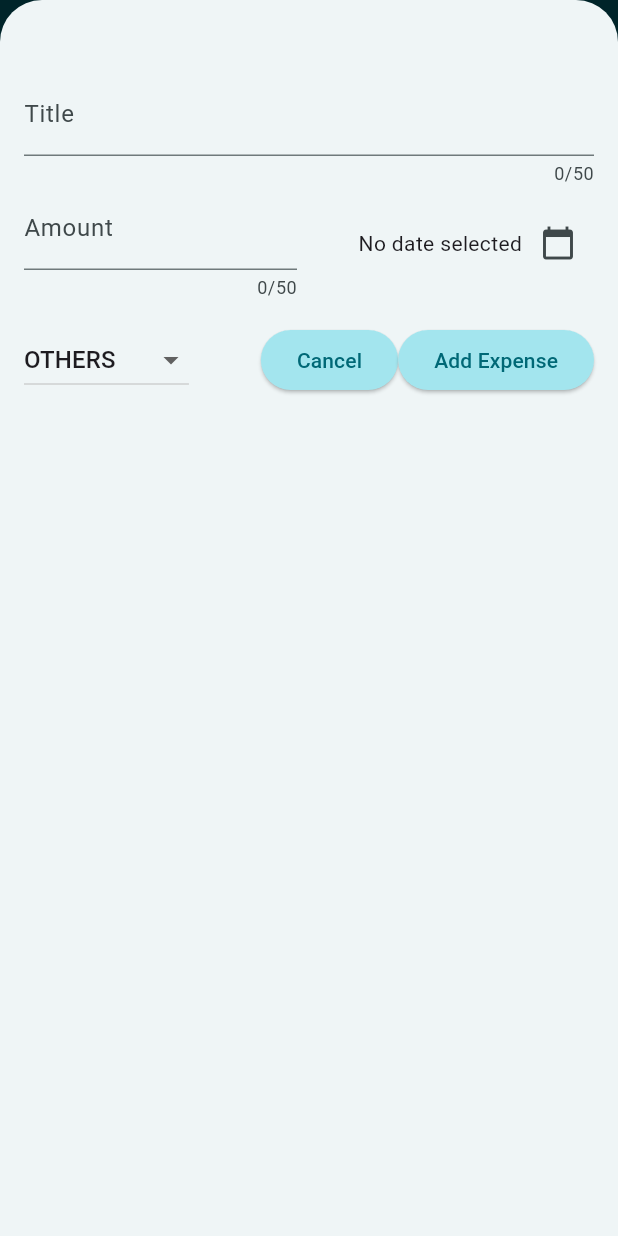
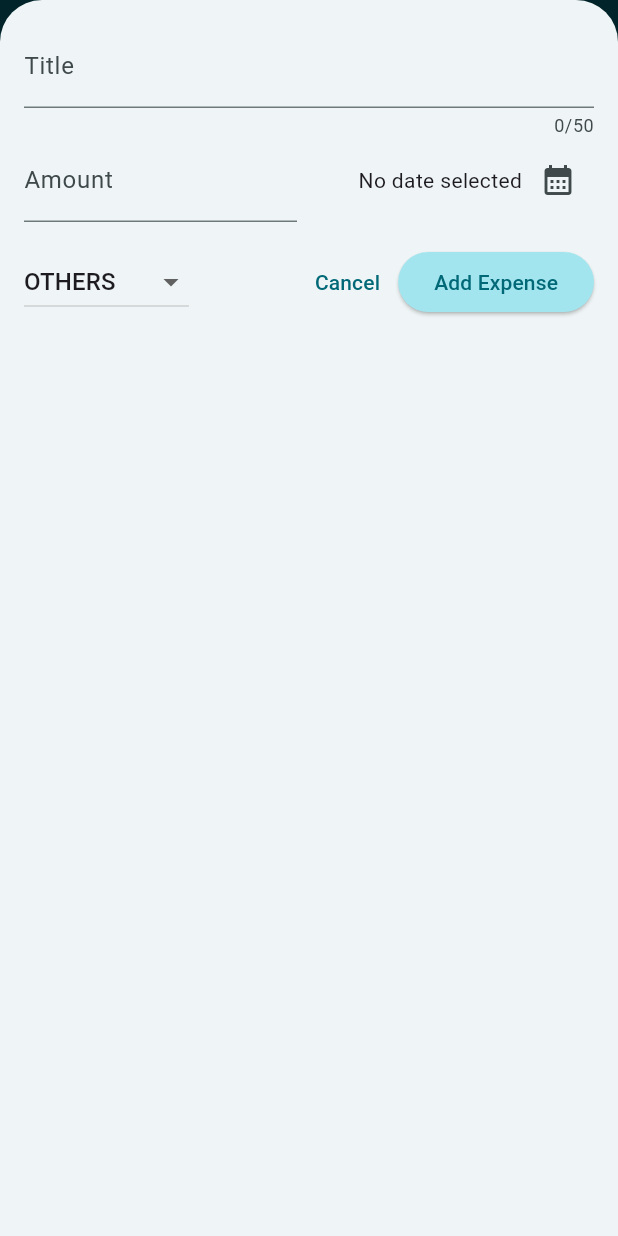
Before and after one commit to rasmusmedj/flutter_expense_tracker, a Flutter app: the screen it shows after launch, after a tap on the "add" icon, on a phone screen of 412 x 824 dp. Run offline on Flutter 3.47's test engine with Material 3 defaults, Android fonts, the phone set to English and light mode, and no system bars.

Commit message:
add responsiveness. Video #139 done

```diff
--- a/lib/main.dart
+++ b/lib/main.dart
@@ -1,4 +1,5 @@
 import 'package:flutter/material.dart';
+// import 'package:flutter/services.dart';
 
 import 'widgets/expenses.dart';
 
@@ -8,10 +9,14 @@ var kColorScheme = ColorScheme.fromSeed(
 
 var kDarkColorScheme = ColorScheme.fromSeed(
     brightness: Brightness.dark,
-    seedColor: Color.fromARGB(255, 1, 59, 59),
-    secondary: Color.fromARGB(255, 5, 95, 107));
+    seedColor: const Color.fromARGB(255, 1, 59, 59),
+    secondary: const Color.fromARGB(255, 5, 95, 107));
 
 void main() {
+  // WidgetsFlutterBinding.ensureInitialized();
+  // SystemChrome.setPreferredOrientations([
+  //   DeviceOrientation.portraitUp,
+  // ]).then((fn) {
     runApp(
       MaterialApp(
         darkTheme: ThemeData.dark().copyWith(
@@ -44,8 +49,8 @@ void main() {
             ),
           ),
           elevatedButtonTheme: ElevatedButtonThemeData(
-          style:
-              ElevatedButton.styleFrom(backgroundColor: kColorScheme.secondary),
+            style: ElevatedButton.styleFrom(
+                backgroundColor: kColorScheme.secondary),
           ),
           textTheme: ThemeData().textTheme.copyWith(
                 titleLarge: TextStyle(
@@ -58,4 +63,5 @@ void main() {
         home: const Expenses(),
       ),
     );
+  // });
 }
--- a/lib/widgets/expenses.dart
+++ b/lib/widgets/expenses.dart
@@ -1,5 +1,3 @@
-import 'dart:math';
-
 import 'package:flutter/material.dart';
 import 'package:flutter_expense_tracker/widgets/chart/chart.dart';
 import 'package:flutter_expense_tracker/widgets/expenses_list/expenses_list.dart';
@@ -34,6 +32,7 @@ class _ExpensesState extends State<Expenses> {
 
   void _openAddExpenseOverlay() {
     showModalBottomSheet(
+      useSafeArea: true,
       isScrollControlled: true,
       context: context,
       builder: (ctx) => NewExpense(onAddExpense: _addExpense),
@@ -70,6 +69,8 @@ class _ExpensesState extends State<Expenses> {
 
   @override
   Widget build(BuildContext context) {
+    final width = MediaQuery.of(context).size.width;
+
     Widget mainContent = const Center(
       child: Text('No expenses found. Start adding some!'),
     );
@@ -96,9 +97,20 @@ class _ExpensesState extends State<Expenses> {
           ),
         ],
       ),
-      body: Column(
+      body: width < 600
+          ? Column(
               children: [
                 Chart(expenses: _registeredExpenses),
+                Expanded(
+                  child: mainContent,
+                ),
+              ],
+            )
+          : Row(
+              children: [
+                Expanded(
+                  child: Chart(expenses: _registeredExpenses),
+                ),
                 Expanded(
                   child: mainContent,
                 ),
--- a/lib/widgets/new_expense.dart
+++ b/lib/widgets/new_expense.dart
@@ -34,7 +34,6 @@ class _NewExpenseState extends State<NewExpense> {
   void _submitExpenseData() {
     final enteredAmount = double.tryParse(_amountController.text);
     final amountIsInvalid = enteredAmount == null || enteredAmount <= 0;
-
     if (_titleController.text.trim().isEmpty ||
         amountIsInvalid ||
         _selectedDate == null) {
@@ -54,12 +53,13 @@ class _NewExpenseState extends State<NewExpense> {
           ],
         ),
       );
+      return;
     }
 
     widget.onAddExpense(
       Expense(
         title: _titleController.text,
-        amount: enteredAmount!,
+        amount: enteredAmount,
         date: _selectedDate!,
         category: _selectedCategory,
       ),
@@ -76,15 +76,96 @@ class _NewExpenseState extends State<NewExpense> {
 
   @override
   Widget build(BuildContext context) {
-    return Padding(
-      padding: const EdgeInsets.fromLTRB(16, 48, 16, 16),
+    final keyboardSpace = MediaQuery.of(context).viewInsets.bottom;
+    return LayoutBuilder(builder: (ctx, constraints) {
+      final width = constraints.maxWidth;
+
+      return SizedBox(
+        height: double.infinity,
+        child: SingleChildScrollView(
+          child: Padding(
+            padding: EdgeInsets.fromLTRB(16, 16, 16, keyboardSpace + 16),
             child: Column(
               children: [
+                if (width >= 600)
+                  Row(
+                    crossAxisAlignment: CrossAxisAlignment.start,
+                    children: [
+                      Expanded(
+                        child: TextField(
+                          controller: _titleController,
+                          maxLength: 50,
+                          decoration: const InputDecoration(
+                            label: Text('Title'),
+                          ),
+                        ),
+                      ),
+                      const SizedBox(width: 24),
+                      Expanded(
+                        child: TextField(
+                          controller: _amountController,
+                          keyboardType: TextInputType.number,
+                          decoration: const InputDecoration(
+                            prefixText: '\$ ',
+                            label: Text('Amount'),
+                          ),
+                        ),
+                      ),
+                    ],
+                  )
+                else
                   TextField(
                     controller: _titleController,
-            decoration: const InputDecoration(labelText: 'Title'),
                     maxLength: 50,
+                    decoration: const InputDecoration(
+                      label: Text('Title'),
                     ),
+                  ),
+                if (width >= 600)
+                  Row(children: [
+                    DropdownButton(
+                      value: _selectedCategory,
+                      items: Category.values
+                          .map(
+                            (category) => DropdownMenuItem(
+                              value: category,
+                              child: Text(
+                                category.name.toUpperCase(),
+                              ),
+                            ),
+                          )
+                          .toList(),
+                      onChanged: (value) {
+                        if (value == null) {
+                          return;
+                        }
+                        setState(() {
+                          _selectedCategory = value;
+                        });
+                      },
+                    ),
+                    const SizedBox(width: 24),
+                    Expanded(
+                      child: Row(
+                        mainAxisAlignment: MainAxisAlignment.end,
+                        crossAxisAlignment: CrossAxisAlignment.center,
+                        children: [
+                          Text(
+                            _selectedDate == null
+                                ? 'No date selected'
+                                : formatter.format(_selectedDate!),
+                          ),
+                          IconButton(
+                            onPressed: _presentDatePicker,
+                            icon: const Icon(
+                              Icons.calendar_month,
+                            ),
+                          ),
+                        ],
+                      ),
+                    ),
+                  ])
+                else
                   Row(
                     children: [
                       Expanded(
@@ -93,9 +174,8 @@ class _NewExpenseState extends State<NewExpense> {
                           keyboardType: TextInputType.number,
                           decoration: const InputDecoration(
                             prefixText: '\$ ',
-                    labelText: 'Amount',
+                            label: Text('Amount'),
                           ),
-                  maxLength: 50,
                         ),
                       ),
                       const SizedBox(width: 16),
@@ -110,10 +190,10 @@ class _NewExpenseState extends State<NewExpense> {
                                   : formatter.format(_selectedDate!),
                             ),
                             IconButton(
-                      onPressed: () {
-                        _presentDatePicker();
-                      },
-                      icon: const Icon(Icons.calendar_today),
+                              onPressed: _presentDatePicker,
+                              icon: const Icon(
+                                Icons.calendar_month,
+                              ),
                             ),
                           ],
                         ),
@@ -121,6 +201,21 @@ class _NewExpenseState extends State<NewExpense> {
                     ],
                   ),
                 const SizedBox(height: 16),
+                if (width >= 600)
+                  Row(children: [
+                    const Spacer(),
+                    TextButton(
+                      onPressed: () {
+                        Navigator.pop(context);
+                      },
+                      child: const Text('Cancel'),
+                    ),
+                    ElevatedButton(
+                      onPressed: _submitExpenseData,
+                      child: const Text('Save Expense'),
+                    ),
+                  ])
+                else
                   Row(
                     children: [
                       DropdownButton(
@@ -145,7 +240,7 @@ class _NewExpenseState extends State<NewExpense> {
                         },
                       ),
                       const Spacer(),
-              ElevatedButton(
+                      TextButton(
                         onPressed: () {
                           Navigator.pop(context);
                         },
@@ -159,6 +254,9 @@ class _NewExpenseState extends State<NewExpense> {
                   ),
               ],
             ),
+          ),
+        ),
       );
+    });
   }
 }
```
Lines whose indentation alone changed are shown as unchanged.
